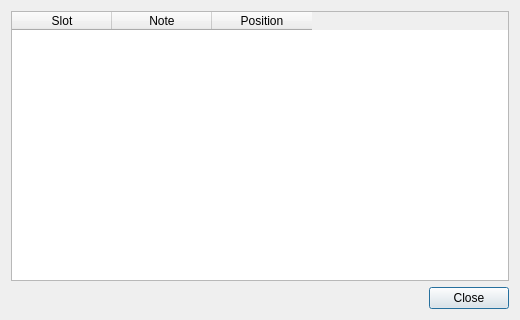
Above: src/dialogs/notebookmarkdialog.ui from pbek/QOwnNotes before the change. Below: the same form after it.
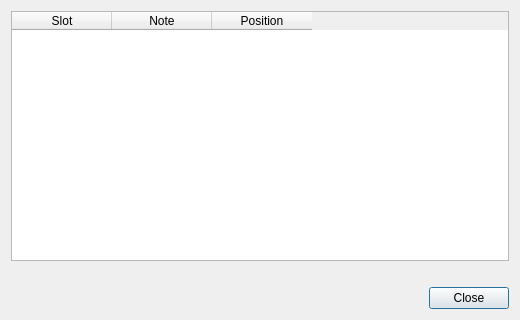
That is the form after the change.

Commit message: notebookmarkdialog: polish layout and only enable actions with selection

```diff
--- a/src/dialogs/notebookmarkdialog.ui
+++ b/src/dialogs/notebookmarkdialog.ui
@@ -31,6 +31,9 @@
      <property name="sortingEnabled">
       <bool>false</bool>
      </property>
+     <attribute name="verticalHeaderVisible">
+      <bool>false</bool>
+     </attribute>
      <column>
       <property name="text">
        <string>Slot</string>
@@ -48,6 +51,16 @@
      </column>
     </widget>
    </item>
+   <item>
+    <widget class="QLabel" name="infoLabel">
+     <property name="text">
+      <string notr="true"/>
+     </property>
+     <property name="wordWrap">
+      <bool>true</bool>
+     </property>
+    </widget>
+   </item>
    <item>
     <widget class="QDialogButtonBox" name="buttonBox">
      <property name="orientation">
```
Left out of the diff: 2 changed lines with no effect on the pictures. The commit also changes 3 other files.
